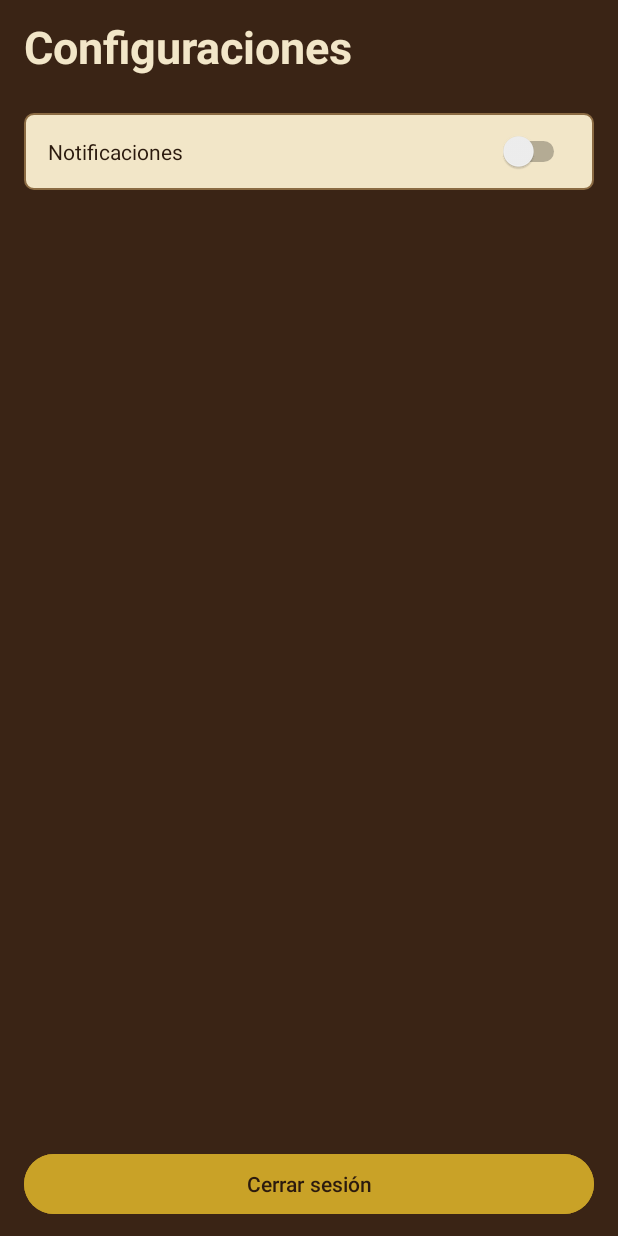
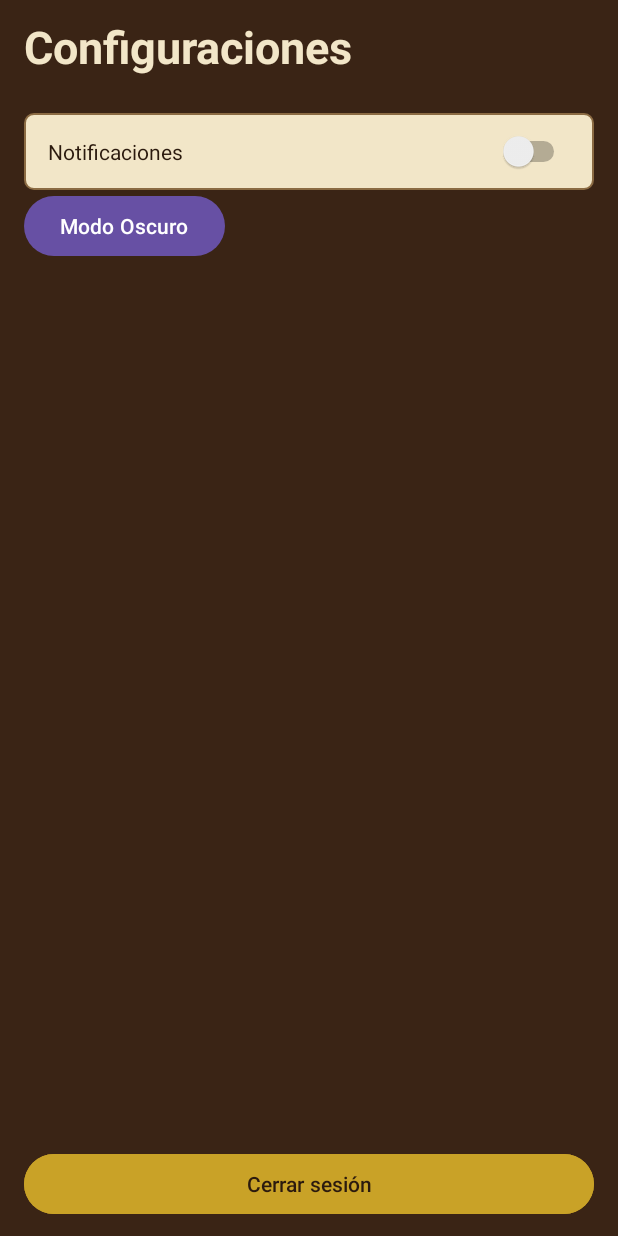
Before and after one commit to BILLArmando07/ToDoApp, an Android app: the MainActivity5 screen opened directly, with no data from a screen before it, on a phone screen of 412 x 824 dp. Run offline under Robolectric (Android 15) with nearby library versions, the phone set to English and light mode, and no system bars.

Commit message:
cambio de color obscuro

```diff
--- a/app/src/main/res/layout/activity_main5.xml
+++ b/app/src/main/res/layout/activity_main5.xml
@@ -25,12 +25,18 @@
         android:text="Notificaciones"
         android:textColor="@color/tinta"
         android:background="@drawable/bg_campo" />
+    <Button
+        android:id="@+id/btnCambiarTema"
+        android:layout_width="wrap_content"
+        android:layout_height="wrap_content"
+        android:text="Modo Oscuro" />
 
     <!-- Este espacio vacío empuja el botón hasta abajo (weight=1 = ocupa lo que sobre) -->
     <View
         android:layout_width="match_parent"
         android:layout_height="0dp"
         android:layout_weight="1" />
+
 
     <Button
         android:id="@+id/btnCerrar"
```
Also changed, not shown: app/src/main/java/com/example/todoapp/MainActivity.kt (+41 -4 lines).
